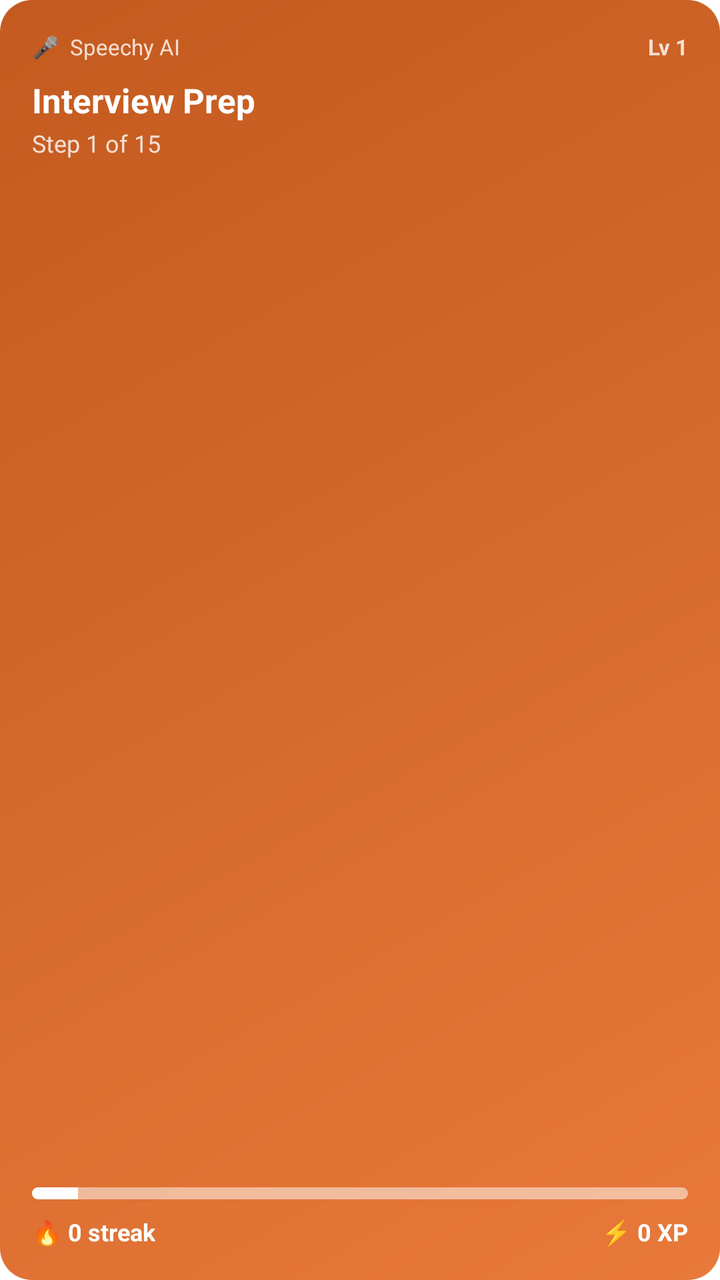
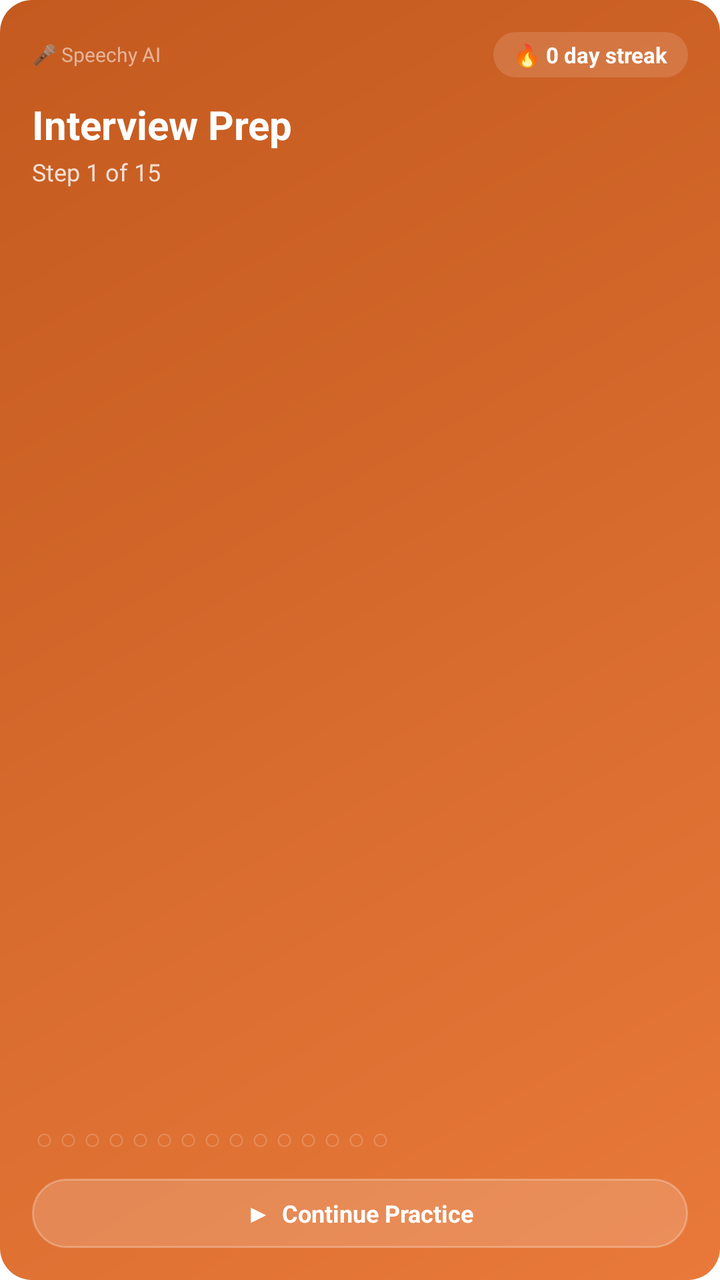

Before-and-after screenshots of an Android layout around one commit, followed by the original layout XML and the change that was made.
<!-- AndroidManifest.xml: fallback theme Theme.MaterialComponents.DayNight.NoActionBar -->
<!-- res/layout/roadmap_widget.xml -->
<?xml version="1.0" encoding="utf-8"?>
<RelativeLayout xmlns:android="http://schemas.android.com/apk/res/android"
    android:id="@+id/roadmap_widget_root"
    android:layout_width="match_parent"
    android:layout_height="match_parent"
    android:background="@drawable/widget_bg_roadmap"
    android:padding="16dp">

    
    <TextView
        android:id="@+id/app_header"
        android:layout_width="wrap_content"
        android:layout_height="wrap_content"
        android:layout_alignParentStart="true"
        android:layout_alignParentTop="true"
        android:text="🎤  Speechy AI"
        android:textColor="#CCFFFFFF"
        android:textSize="11sp" />

    <TextView
        android:id="@+id/roadmap_level"
        android:layout_width="wrap_content"
        android:layout_height="wrap_content"
        android:layout_alignParentEnd="true"
        android:layout_alignParentTop="true"
        android:text="Lv 1"
        android:textColor="#CCFFFFFF"
        android:textSize="11sp"
        android:textStyle="bold" />

    
    <TextView
        android:id="@+id/roadmap_title"
        android:layout_width="match_parent"
        android:layout_height="wrap_content"
        android:layout_below="@id/app_header"
        android:layout_marginTop="8dp"
        android:text="Interview Prep"
        android:textColor="#FFFFFF"
        android:textSize="17sp"
        android:textStyle="bold"
        android:maxLines="1"
        android:ellipsize="end" />

    
    <TextView
        android:id="@+id/roadmap_step"
        android:layout_width="match_parent"
        android:layout_height="wrap_content"
        android:layout_below="@id/roadmap_title"
        android:layout_marginTop="2dp"
        android:text="Step 1 of 15"
        android:textColor="#CCFFFFFF"
        android:textSize="12sp" />

    
    <TextView
        android:id="@+id/roadmap_streak"
        android:layout_width="wrap_content"
        android:layout_height="wrap_content"
        android:layout_alignParentBottom="true"
        android:layout_alignParentStart="true"
        android:text="🔥 0 streak"
        android:textColor="#FFFFFF"
        android:textSize="12sp"
        android:textStyle="bold" />

    <TextView
        android:id="@+id/roadmap_xp"
        android:layout_width="wrap_content"
        android:layout_height="wrap_content"
        android:layout_alignParentBottom="true"
        android:layout_alignParentEnd="true"
        android:text="⚡ 0 XP"
        android:textColor="#FFFFFF"
        android:textSize="12sp"
        android:textStyle="bold" />

    
    <ProgressBar
        android:id="@+id/roadmap_progress"
        style="@android:style/Widget.ProgressBar.Horizontal"
        android:layout_width="match_parent"
        android:layout_height="6dp"
        android:layout_above="@id/roadmap_streak"
        android:layout_marginBottom="8dp"
        android:max="100"
        android:progress="7"
        android:progressDrawable="@drawable/widget_progress_roadmap"
        android:background="@drawable/widget_progress_roadmap_bg" />

</RelativeLayout>
<!-- resources referenced by this layout -->
<resources>
  <!-- drawable widget_bg_roadmap (drawable) -->
  <?xml version="1.0" encoding="utf-8"?>
  <shape xmlns:android="http://schemas.android.com/apk/res/android"
      android:shape="rectangle">
      <gradient
          android:startColor="#E8793A"
          android:endColor="#C45A1F"
          android:angle="135" />
      <corners android:radius="16dp" />
  </shape>
  <!-- drawable widget_progress_roadmap (drawable) -->
  <?xml version="1.0" encoding="utf-8"?>
  <layer-list xmlns:android="http://schemas.android.com/apk/res/android">
      <item android:id="@android:id/background">
          <shape>
              <solid android:color="#4DFFFFFF" />
              <corners android:radius="4dp" />
          </shape>
      </item>
      <item android:id="@android:id/progress">
          <clip>
              <shape>
                  <solid android:color="#FFFFFF" />
                  <corners android:radius="4dp" />
              </shape>
          </clip>
      </item>
  </layer-list>
  <!-- drawable widget_progress_roadmap_bg (drawable) -->
  <?xml version="1.0" encoding="utf-8"?>
  <shape xmlns:android="http://schemas.android.com/apk/res/android">
      <solid android:color="#4DFFFFFF" />
      <corners android:radius="4dp" />
  </shape>
</resources>

<!-- the commit's change to res/layout/roadmap_widget.xml (unified diff, before → after) -->
@@ -1,92 +1,122 @@
 <?xml version="1.0" encoding="utf-8"?>
 <RelativeLayout xmlns:android="http://schemas.android.com/apk/res/android"
-    android:id="@+id/roadmap_widget_root"
+    android:id="@+id/widget_root"
     android:layout_width="match_parent"
     android:layout_height="match_parent"
     android:background="@drawable/widget_bg_roadmap"
     android:padding="16dp">
 
     
+    <LinearLayout
+        android:id="@+id/header_row"
+        android:layout_width="match_parent"
+        android:layout_height="wrap_content"
+        android:layout_alignParentTop="true"
+        android:gravity="center_vertical"
+        android:orientation="horizontal">
+
+        <TextView
+            android:layout_width="0dp"
+            android:layout_height="wrap_content"
+            android:layout_weight="1"
+            android:text="🎤 Speechy AI"
+            android:textColor="#88FFFFFF"
+            android:textSize="10sp" />
+
+        <LinearLayout
+            android:layout_width="wrap_content"
+            android:layout_height="wrap_content"
+            android:background="@drawable/widget_streak_bg"
+            android:gravity="center_vertical"
+            android:orientation="horizontal"
+            android:paddingStart="10dp"
+            android:paddingEnd="10dp"
+            android:paddingTop="4dp"
+            android:paddingBottom="4dp">
+
+            <TextView
+                android:id="@+id/streak"
+                android:layout_width="wrap_content"
+                android:layout_height="wrap_content"
+                android:text="🔥 0 day streak"
+                android:textColor="#FFFFFF"
+                android:textSize="11sp"
+                android:textStyle="bold" />
+        </LinearLayout>
+    </LinearLayout>
+
+    
     <TextView
-        android:id="@+id/app_header"
-        android:layout_width="wrap_content"
+        android:id="@+id/track_name"
+        android:layout_width="match_parent"
         android:layout_height="wrap_content"
-        android:layout_alignParentStart="true"
-        android:layout_alignParentTop="true"
-        android:text="🎤  Speechy AI"
-        android:textColor="#CCFFFFFF"
-        android:textSize="11sp" />
-
-    <TextView
-        android:id="@+id/roadmap_level"
-        android:layout_width="wrap_content"
-        android:layout_height="wrap_content"
-        android:layout_alignParentEnd="true"
-        android:layout_alignParentTop="true"
-        android:text="Lv 1"
-        android:textColor="#CCFFFFFF"
-        android:textSize="11sp"
+        android:layout_below="@id/header_row"
+        android:layout_marginTop="10dp"
+        android:ellipsize="end"
+        android:maxLines="1"
+        android:text="Interview Prep"
+        android:textColor="#FFFFFF"
+        android:textSize="20sp"
         android:textStyle="bold" />
 
     
     <TextView
-        android:id="@+id/roadmap_title"
+        android:id="@+id/step_label"
         android:layout_width="match_parent"
         android:layout_height="wrap_content"
-        android:layout_below="@id/app_header"
-        android:layout_marginTop="8dp"
-        android:text="Interview Prep"
-        android:textColor="#FFFFFF"
-        android:textSize="17sp"
-        android:textStyle="bold"
-        android:maxLines="1"
-        android:ellipsize="end" />
-
-    
-    <TextView
-        android:id="@+id/roadmap_step"
-        android:layout_width="match_parent"
-        android:layout_height="wrap_content"
-        android:layout_below="@id/roadmap_title"
+        android:layout_below="@id/track_name"
         android:layout_marginTop="2dp"
         android:text="Step 1 of 15"
         android:textColor="#CCFFFFFF"
         android:textSize="12sp" />
 
     
-    <TextView
-        android:id="@+id/roadmap_streak"
-        android:layout_width="wrap_content"
+    <LinearLayout
+        android:id="@+id/cta_row"
+        android:layout_width="match_parent"
         android:layout_height="wrap_content"
         android:layout_alignParentBottom="true"
-        android:layout_alignParentStart="true"
-        android:text="🔥 0 streak"
-        android:textColor="#FFFFFF"
-        android:textSize="12sp"
-        android:textStyle="bold" />
+        android:background="@drawable/widget_btn_continue"
+        android:gravity="center"
+        android:orientation="horizontal"
+        android:paddingTop="9dp"
+        android:paddingBottom="9dp">
 
-    <TextView
-        android:id="@+id/roadmap_xp"
-        android:layout_width="wrap_content"
-        android:layout_height="wrap_content"
-        android:layout_alignParentBottom="true"
-        android:layout_alignParentEnd="true"
-        android:text="⚡ 0 XP"
-        android:textColor="#FFFFFF"
-        android:textSize="12sp"
-        android:textStyle="bold" />
+        <TextView
+            android:layout_width="wrap_content"
+            android:layout_height="wrap_content"
+            android:text="▶  Continue Practice"
+            android:textColor="#FFFFFF"
+            android:textSize="12sp"
+            android:textStyle="bold" />
+    </LinearLayout>
 
     
-    <ProgressBar
-        android:id="@+id/roadmap_progress"
-        style="@android:style/Widget.ProgressBar.Horizontal"
+    <LinearLayout
+        android:id="@+id/dots_row"
         android:layout_width="match_parent"
-        android:layout_height="6dp"
-        android:layout_above="@id/roadmap_streak"
-        android:layout_marginBottom="8dp"
-        android:max="100"
-        android:progress="7"
-        android:progressDrawable="@drawable/widget_progress_roadmap"
-        android:background="@drawable/widget_progress_roadmap_bg" />
+        android:layout_height="wrap_content"
+        android:layout_above="@id/cta_row"
+        android:layout_marginBottom="10dp"
+        android:orientation="horizontal">
+
+        <TextView
+            android:id="@+id/dots_filled"
+            android:layout_width="wrap_content"
+            android:layout_height="wrap_content"
+            android:text=""
+            android:textColor="#FFFFFF"
+            android:textSize="15sp"
+            android:letterSpacing="0.2" />
+
+        <TextView
+            android:id="@+id/dots_empty"
+            android:layout_width="wrap_content"
+            android:layout_height="wrap_content"
+            android:text="○○○○○○○○○○○○○○○"
+            android:textColor="#33FFFFFF"
+            android:textSize="15sp"
+            android:letterSpacing="0.2" />
+    </LinearLayout>
 
 </RelativeLayout>
<!-- resource entries referenced after the edit -->
@@ -10,29 +10,20 @@
           android:angle="135" />
       <corners android:radius="16dp" />
   </shape>
-  <!-- drawable widget_progress_roadmap (drawable) -->
+  <!-- drawable widget_btn_continue (drawable) -->
   <?xml version="1.0" encoding="utf-8"?>
-  <layer-list xmlns:android="http://schemas.android.com/apk/res/android">
-      <item android:id="@android:id/background">
-          <shape>
-              <solid android:color="#4DFFFFFF" />
-              <corners android:radius="4dp" />
-          </shape>
-      </item>
-      <item android:id="@android:id/progress">
-          <clip>
-              <shape>
-                  <solid android:color="#FFFFFF" />
-                  <corners android:radius="4dp" />
-              </shape>
-          </clip>
-      </item>
-  </layer-list>
-  <!-- drawable widget_progress_roadmap_bg (drawable) -->
+  <shape xmlns:android="http://schemas.android.com/apk/res/android"
+      android:shape="rectangle">
+      <solid android:color="#2AFFFFFF" />
+      <stroke android:width="1dp" android:color="#44FFFFFF" />
+      <corners android:radius="24dp" />
+  </shape>
+  <!-- drawable widget_streak_bg (drawable) -->
   <?xml version="1.0" encoding="utf-8"?>
-  <shape xmlns:android="http://schemas.android.com/apk/res/android">
-      <solid android:color="#4DFFFFFF" />
-      <corners android:radius="4dp" />
+  <shape xmlns:android="http://schemas.android.com/apk/res/android"
+      android:shape="rectangle">
+      <solid android:color="#22FFFFFF" />
+      <corners android:radius="20dp" />
   </shape>
 </resources>
 
